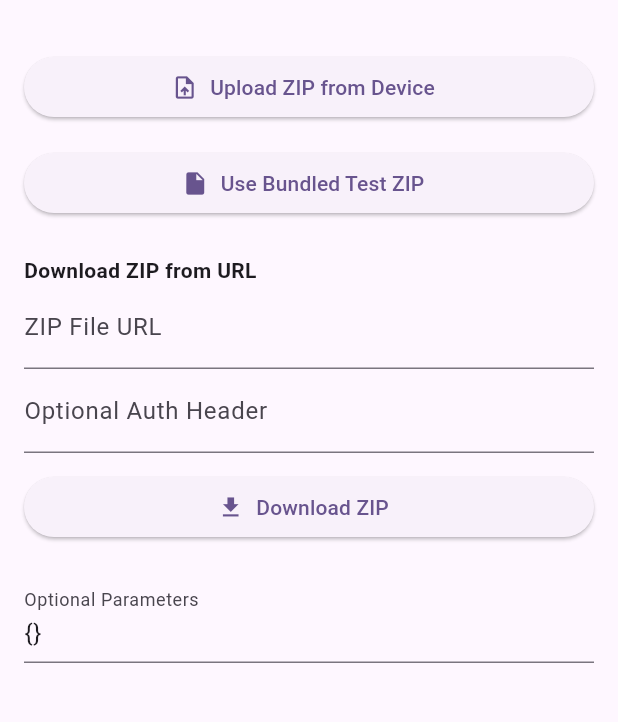
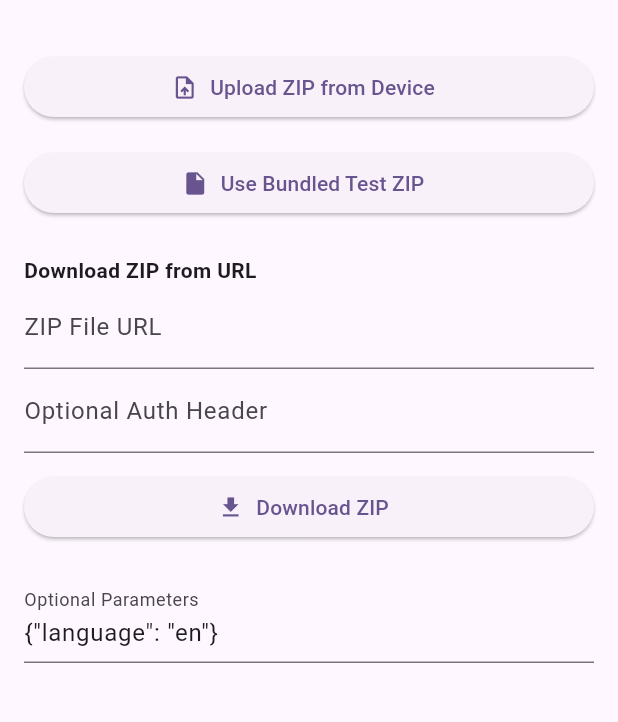
Before and after one commit to vanderbilt-redcap/mycap-at-test, a Flutter app: the screen it shows after launch, on a phone screen of 412 x 824 dp, the part 57-779 px from its top. Run offline on Flutter 3.47's test engine with Material 3 defaults, Android fonts, the phone set to English and light mode, and no system bars; our stand-ins replace dio, file_picker, permission_handler; missing offline and left inert: flutter_inappwebview, markdown_widget.

Commit message:
Add supported languages section to README.md and set default language in StartScreen

```diff
--- a/lib/user_interface/start_screen.dart
+++ b/lib/user_interface/start_screen.dart
@@ -19,7 +19,7 @@ class _StartScreenState extends State<StartScreen> {
   final TextEditingController _urlController = TextEditingController();
   final TextEditingController _authController = TextEditingController();
   final TextEditingController _parametersController = TextEditingController(
-    text: "{}",
+    text: "{\"language\": \"en\"}",
   );
   final Dio _dio = Dio();
 
```
Also changed, not shown: 1 other file.
